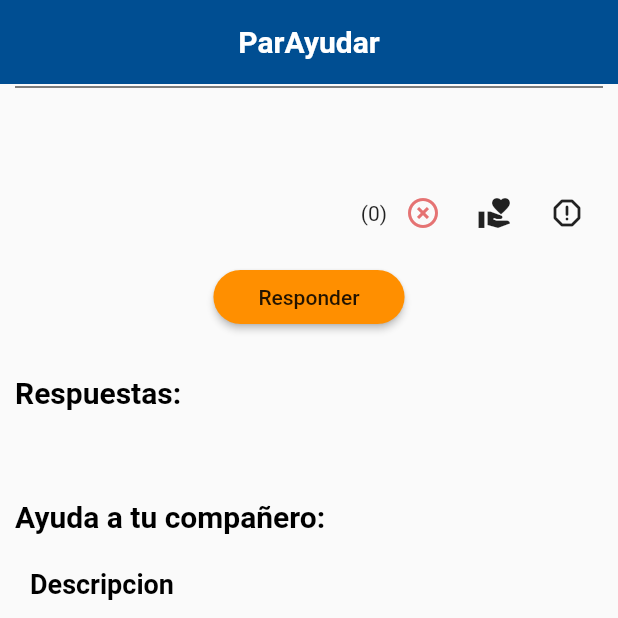
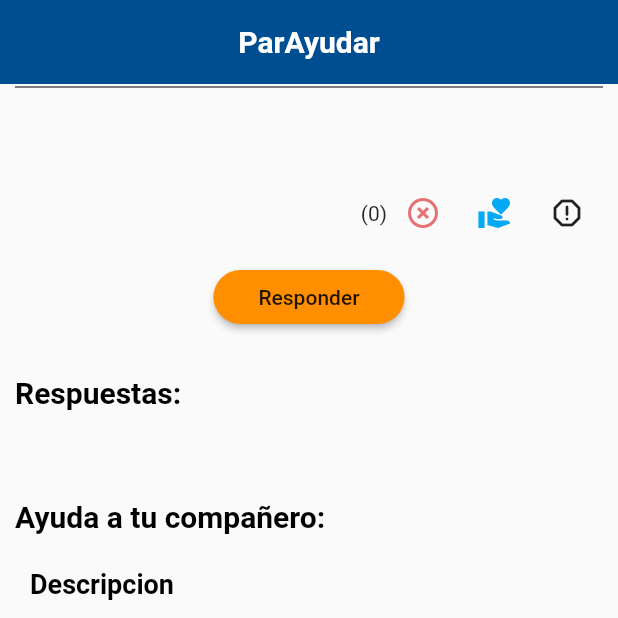
Before and after one commit to JulianRP-2108/preg_res, a Flutter app: the PreguntaPage screen opened directly with empty values, scrolled down 105 dp, after a tap on the "volunteer activism" icon, on a phone screen of 412 x 824 dp, the top half of it. Run offline on Flutter 3.47's test engine with Material 2 defaults, Android fonts, the phone set to English and light mode, and no system bars; our stand-ins replace cloud_firestore, firebase_auth, firebase_core, firebase_storage, image_picker, persistent_bottom_nav_bar; missing offline and left inert: flappy_search_bar; accounts and stored records are empty; network calls fail; statements that could not run were skipped.

Commit message:
Commit solo de detalles pavos en preguntaPage

```diff
--- a/preg_respuestas/lib/layouts/PreguntaPage.dart
+++ b/preg_respuestas/lib/layouts/PreguntaPage.dart
@@ -31,6 +31,7 @@ class _PreguntaPageState extends State<PreguntaPage> {
   String autorPregunta;
   String path;
   bool estaCargando = false;
+  bool isPreguntaLike = false;
   ScrollController controladorScroll = new ScrollController();
   final _formKey = GlobalKey<FormState>();
 
@@ -342,9 +343,22 @@ class _PreguntaPageState extends State<PreguntaPage> {
                             })
                         : Container(),
                     IconButton(
-                        icon: Icon(Icons.volunteer_activism),
+                        icon: Icon(
+                          Icons.volunteer_activism,
+                          color: this.isPreguntaLike
+                              ? Colors.lightBlue
+                              : Colors.black,
+                        ),
                         onPressed: () {
-                          print("pregunta votada");
+                          setState(() {
+                            if (this.isPreguntaLike == true) {
+                              this.isPreguntaLike = false;
+                              print("Voto quitado");
+                            } else {
+                              this.isPreguntaLike = true;
+                              print("Voto puesto");
+                            }
+                          });
                         }),
                     IconButton(
                         icon: Icon(Icons.report_gmailerrorred_rounded),
@@ -430,9 +444,11 @@ class _PreguntaPageState extends State<PreguntaPage> {
                             "(${this._respuestasData[index].votos})",
                           ),
                     IconButton(
-                        icon: Icon(Icons.volunteer_activism),
+                        icon:
+                            Icon(Icons.volunteer_activism, color: Colors.black),
                         onPressed: () {
-                          print("pregunta votada");
+                          //Puedo guardar un array con las posiciones que se votaron
+                          print("Respuesta votada");
                         }),
                     IconButton(
                         icon: Icon(Icons.report_gmailerrorred_rounded),
```
